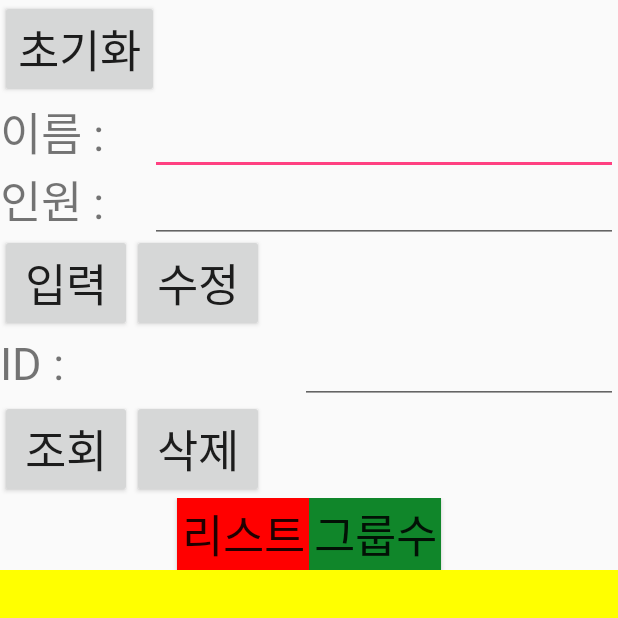
After one commit to biglogs01/MyApp2, an Android app: the GroupActivity screen opened directly, with no data from a screen before it, on a phone screen of 412 x 824 dp, the top half of it. The commit adds this screen. Run offline under Robolectric (Android 15) with nearby library versions, the phone set to English and light mode, and no system bars.

Commit message:
4주차 걸그룹 추가

```diff
--- /dev/null
+++ b/app/src/main/java/com/hanbit/user/myapp2/group/GroupActivity.java
@@ -0,0 +1,100 @@
+package com.hanbit.user.myapp2.group;
+
+import android.app.Activity;
+import android.database.Cursor;
+import android.database.sqlite.SQLiteDatabase;
+import android.support.v7.app.AppCompatActivity;
+import android.os.Bundle;
+import android.view.View;
+import android.widget.Button;
+import android.widget.EditText;
+import android.widget.Toast;
+
+import com.hanbit.user.myapp2.R;
+
+public class GroupActivity extends Activity implements View.OnClickListener{
+    GroupDBHelper  groupHelper = new GroupDBHelper(GroupActivity.this);
+    public SQLiteDatabase db;
+    EditText etName,etNum,etResult,etID;
+    Cursor cursor;
+    @Override
+    protected void onCreate(Bundle savedInstanceState) {
+        super.onCreate(savedInstanceState);
+        setContentView(R.layout.activity_group);
+        etName = (EditText) findViewById(R.id.etName);
+        etNum = (EditText) findViewById(R.id.etNum);
+        etResult = (EditText) findViewById(R.id.etResult);
+        etID = (EditText) findViewById(R.id.etID);
+        ((Button)findViewById(R.id.btInit)).setOnClickListener(this);
+        ((Button)findViewById(R.id.btInsert)).setOnClickListener(this);
+        ((Button)findViewById(R.id.btFind)).setOnClickListener(this);
+        ((Button)findViewById(R.id.btUpdate)).setOnClickListener(this);
+        ((Button)findViewById(R.id.btDelete)).setOnClickListener(this);
+        ((Button)findViewById(R.id.btList)).setOnClickListener(this);
+        ((Button)findViewById(R.id.btCount)).setOnClickListener(this);
+    }
+
+    @Override
+    public void onClick(View v) {
+        String id=null,name=null,num=null;
+        switch(v.getId()){
+            case R.id.btInit : // 초기화버튼
+                db = groupHelper.getWritableDatabase();
+                groupHelper.onUpgrade(db,1,2);
+                db.close();
+                break;
+            case R.id.btInsert : // 등록
+                db = groupHelper.getWritableDatabase();
+                db.execSQL("INSERT INTO girl_group(name,num) VALUES('"+etName.getText()+"',"+etNum.getText()+")");
+                db.close();
+                Toast.makeText(getApplicationContext(),"입력성공", Toast.LENGTH_LONG).show();
+                break;
+            case R.id.btFind : // 조회
+                db = groupHelper.getReadableDatabase();
+                cursor = db.rawQuery("SELECT * FROM girl_group WHERE _id = "+etID.getText()+";",null);
+                while(cursor.moveToNext()){
+                    id = String.valueOf(cursor.getInt(0));
+                    name = cursor.getString(1);
+                    num = String.valueOf(cursor.getInt(2));
+                }
+                etResult.setText("NO."+id+", 그룹명 : "+name+", 멤버수 : "+num);
+                break;
+            case R.id.btUpdate : // 수정
+                db = groupHelper.getWritableDatabase();
+                db.execSQL("UPDATE girl_group SET num = "+etNum.getText()+" WHERE name = '"+etName.getText()+"';");
+                etResult.setText("수정 완료");
+                db.close();
+                break;
+            case R.id.btDelete : // 삭제
+                db = groupHelper.getWritableDatabase();
+                db.execSQL("DELETE FROM girl_group WHERE _id = "+etID.getText());
+                etResult.setText("삭제 완료");
+                db.close();
+                break;
+            case R.id.btList : // 목록
+                db = groupHelper.getReadableDatabase();
+                cursor = db.rawQuery("SELECT * FROM girl_group;",null);
+                id = "NO"+"\r\n"+"-------------"+"\r\n";
+                name = "그룹이름"+"\r\n"+"-------------"+"\r\n";
+                num = "멤버수"+"\r\n"+"--------------"+"\r\n";
+                while (cursor.moveToNext()){
+                    name += cursor.getString(1) + "\r\n";
+                    num += cursor.getInt(2) + "\r\n";
+                }
+
+                etResult.setText(name+num);
+                cursor.close();
+                db.close();
+                break;
+            case R.id.btCount : // 갯수
+                db = groupHelper.getReadableDatabase();
+                cursor = db.rawQuery("SELECT * FROM girl_group;",null);
+                int count = cursor.getCount();
+                cursor.close();
+                etResult.setText("DB에 저장된 값의 갯수 : "+ count);
+                db.close();
+                break;
+        }
+
+    }
+}
--- /dev/null
+++ b/app/src/main/java/com/hanbit/user/myapp2/group/GroupDBHelper.java
@@ -0,0 +1,25 @@
+package com.hanbit.user.myapp2.group;
+
+import android.content.Context;
+import android.database.sqlite.SQLiteDatabase;
+import android.database.sqlite.SQLiteOpenHelper;
+
+/**
+ * Created by USER on 2016-06-18.
+ */
+public class GroupDBHelper extends SQLiteOpenHelper {
+    public GroupDBHelper(Context context) {
+        super(context, "hanbitDB", null, 1);
+    }
+
+    @Override
+    public void onCreate(SQLiteDatabase db) {
+        db.execSQL("CREATE TABLE girl_group (_id INTEGER PRIMARY KEY, name TEXT, num INTEGER);");
+    }
+
+    @Override
+    public void onUpgrade(SQLiteDatabase db, int oldVersion, int newVersion) {
+        db.execSQL("DROP TABLE IF EXISTS girl_group");
+        this.onCreate(db);
+    }
+}
--- a/app/src/main/java/com/hanbit/user/myapp2/main/MainActivity.java
+++ b/app/src/main/java/com/hanbit/user/myapp2/main/MainActivity.java
@@ -8,6 +8,7 @@ import android.widget.Button;
 
 import com.hanbit.user.myapp2.R;
 import com.hanbit.user.myapp2.calc.CalcActivity;
+import com.hanbit.user.myapp2.group.GroupActivity;
 import com.hanbit.user.myapp2.kaup.KaupActivity;
 import com.hanbit.user.myapp2.login.LoginActivity;
 import com.hanbit.user.myapp2.signup.SignupActivity;
@@ -21,6 +22,7 @@ public class MainActivity extends Activity implements View.OnClickListener{
         ((Button) findViewById(R.id.btCalc)).setOnClickListener(this);
         ((Button) findViewById(R.id.btLogin)).setOnClickListener(this);
         ((Button) findViewById(R.id.btMember)).setOnClickListener(this);
+        ((Button) findViewById(R.id.btGroup)).setOnClickListener(this);
     }
     @Override
     public void onClick(View v) {
@@ -37,6 +39,9 @@ public class MainActivity extends Activity implements View.OnClickListener{
             case R.id.btMember:
                 startActivity(new Intent(this, SignupActivity.class));
                 break;
+            case R.id.btGroup:
+                startActivity(new Intent(this, GroupActivity.class));
+                break;
         }
     }
 }
--- /dev/null
+++ b/app/src/main/res/layout/activity_group.xml
@@ -0,0 +1,118 @@
+<?xml version="1.0" encoding="utf-8"?>
+<LinearLayout android:layout_height="match_parent"
+    android:layout_width="match_parent"
+    android:orientation="vertical"
+    xmlns:android="http://schemas.android.com/apk/res/android">
+    <Button
+        android:layout_width="wrap_content"
+        android:layout_height="wrap_content"
+        android:text="초기화"
+        android:textSize="30dp"
+        android:id="@+id/btInit"/>
+    <LinearLayout
+        android:layout_width="match_parent"
+        android:layout_height="wrap_content"
+        android:orientation="horizontal">
+        <TextView
+            android:layout_width="100dp"
+            android:layout_height="wrap_content"
+            android:textSize="30dp"
+            android:text="이름 : "/>
+        <EditText
+            android:layout_width="match_parent"
+            android:layout_height="wrap_content"
+            android:id="@+id/etName"/>
+    </LinearLayout>
+    <LinearLayout
+        android:layout_width="match_parent"
+        android:layout_height="wrap_content"
+        android:orientation="horizontal">
+        <TextView
+            android:layout_width="100dp"
+            android:layout_height="wrap_content"
+            android:textSize="30dp"
+            android:text="인원 : "/>
+        <EditText
+            android:layout_width="match_parent"
+            android:layout_height="wrap_content"
+            android:id="@+id/etNum"/>
+    </LinearLayout>
+    <LinearLayout
+        android:layout_width="match_parent"
+        android:layout_height="wrap_content"
+        android:orientation="horizontal">
+        <Button
+            android:layout_width="wrap_content"
+            android:layout_height="wrap_content"
+            android:text="입력"
+            android:textSize="30dp"
+            android:id="@+id/btInsert"/>
+        <Button
+            android:layout_width="wrap_content"
+            android:layout_height="wrap_content"
+            android:text="수정"
+            android:textSize="30dp"
+            android:id="@+id/btUpdate"/>
+    </LinearLayout>
+    <LinearLayout
+        android:layout_width="match_parent"
+        android:layout_height="wrap_content"
+        android:orientation="horizontal">
+        <TextView
+            android:layout_width="200dp"
+            android:layout_height="wrap_content"
+            android:textSize="30dp"
+            android:text="ID : "/>
+
+        <EditText
+            android:layout_width="match_parent"
+            android:layout_height="wrap_content"
+            android:id="@+id/etID"/>
+    </LinearLayout>
+    <LinearLayout
+        android:layout_width="match_parent"
+        android:layout_height="wrap_content"
+        android:orientation="horizontal">
+        <Button
+            android:layout_width="wrap_content"
+            android:layout_height="wrap_content"
+            android:text="조회"
+            android:textSize="30dp"
+            android:id="@+id/btFind"/>
+        <Button
+            android:layout_width="wrap_content"
+            android:layout_height="wrap_content"
+            android:text="삭제"
+            android:textSize="30dp"
+            android:id="@+id/btDelete"/>
+    </LinearLayout>
+    <LinearLayout
+        android:layout_width="match_parent"
+        android:orientation="horizontal"
+        android:layout_height="wrap_content"
+        android:gravity="center_horizontal">
+
+        <Button
+            android:layout_width="wrap_content"
+            android:layout_height="wrap_content"
+            android:text="리스트"
+            android:background="#FF0000"
+            android:textSize="30dp"
+            android:id="@+id/btList"/>
+        <Button
+            android:layout_width="wrap_content"
+            android:layout_height="wrap_content"
+            android:text="그룹수"
+            android:background="#10862a"
+            android:textSize="30dp"
+            android:id="@+id/btCount"/>
+
+    </LinearLayout>
+
+    <EditText
+        android:layout_width="match_parent"
+        android:layout_height="wrap_content"
+        android:background="#FFFF00"
+        android:layout_weight="1"
+        android:id="@+id/etResult"/>
+</LinearLayout>
--- a/app/src/main/res/layout/activity_main.xml
+++ b/app/src/main/res/layout/activity_main.xml
@@ -23,4 +23,9 @@
         android:layout_height="wrap_content"
         android:text="회원가입"
         android:id="@+id/btMember"/>
+    <Button
+        android:layout_width="match_parent"
+        android:layout_height="wrap_content"
+        android:text="걸그룹"
+        android:id="@+id/btGroup"/>
 </LinearLayout>
```
Also changed, not shown: app/src/main/AndroidManifest.xml (+5 -5 lines).
